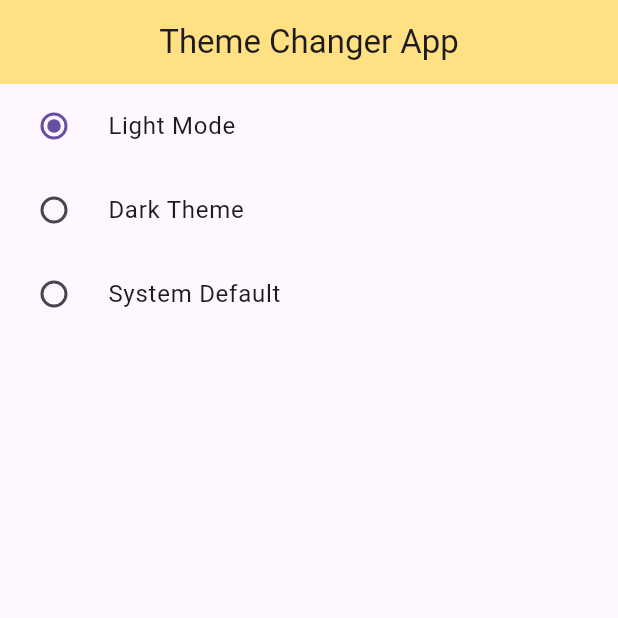
After one commit to absoft-solution/provider_practice, a Flutter app: the screen it shows after launch, after a tap on "Light Mode", on a phone screen of 412 x 824 dp, the top half of it. The commit adds this screen. Run offline on Flutter 3.47's test engine with Material 3 defaults, Android fonts, the light colour scheme and no system bars.

Commit message:
25-06-24

```diff
--- a/lib/main.dart
+++ b/lib/main.dart
@@ -3,7 +3,9 @@ import 'package:provider/provider.dart';
 import 'package:provider_practice/provider/count_provider.dart';
 import 'package:provider_practice/provider/example_one_provider.dart';
 import 'package:provider_practice/provider/fav_provider.dart';
-import 'package:provider_practice/screen/fav_screen.dart';
+import 'package:provider_practice/provider/theme_provider.dart';
+
+import 'package:provider_practice/screen/theme_changer_screen.dart';
 
 void main() {
   runApp(const MyApp());
@@ -25,15 +27,25 @@ class MyApp extends StatelessWidget {
         ChangeNotifierProvider(
           create: (_) => FavProvider(),
         ),
+        ChangeNotifierProvider(
+          create: (_) => ThemeProvider(),
+        ),
       ],
-      child: MaterialApp(
-        debugShowCheckedModeBanner: false,
-        title: 'Flutter Demo',
-        theme: ThemeData(
-          primarySwatch: Colors.blue,
-        ),
-        home: const FavScreen(),
-      ),
+      child: Builder(builder: (BuildContext context) {
+        final themeChanger = Provider.of<ThemeProvider>(context);
+        return MaterialApp(
+          debugShowCheckedModeBanner: false,
+          themeMode: themeChanger.themeMode,
+          title: 'Flutter Demo',
+          theme: ThemeData(
+            brightness: Brightness.light,
+            primarySwatch: Colors.purple,
+          ),
+          darkTheme: ThemeData(
+              brightness: Brightness.light, primarySwatch: Colors.blue),
+          home: const ThemeChangerScreen(),
+        );
+      }),
     );
   }
 }
--- a/lib/provider/theme_provider.dart
+++ b/lib/provider/theme_provider.dart
@@ -0,0 +1,12 @@
+import 'package:flutter/foundation.dart';
+import 'package:flutter/material.dart';
+
+class ThemeProvider with ChangeNotifier {
+  var _themeMode = ThemeMode.light;
+  ThemeMode get themeMode => _themeMode;
+
+  setTheme(themeMode) {
+    _themeMode = themeMode;
+    notifyListeners();
+  }
+}
--- /dev/null
+++ b/lib/screen/theme_changer_screen.dart
@@ -0,0 +1,43 @@
+import 'package:flutter/material.dart';
+import 'package:provider/provider.dart';
+import 'package:provider_practice/provider/theme_provider.dart';
+
+class ThemeChangerScreen extends StatefulWidget {
+  const ThemeChangerScreen({super.key});
+
+  @override
+  State<ThemeChangerScreen> createState() => _ThemeChangerScreenState();
+}
+
+class _ThemeChangerScreenState extends State<ThemeChangerScreen> {
+  @override
+  Widget build(BuildContext context) {
+    final themeChanger = Provider.of<ThemeProvider>(context);
+    return Scaffold(
+      appBar: AppBar(
+        backgroundColor: Colors.amber.shade200,
+        centerTitle: true,
+        title: const Text("Theme Changer App"),
+      ),
+      body: Column(
+        children: [
+          RadioListTile<ThemeMode>(
+              title: Text("Light Mode"),
+              value: ThemeMode.light,
+              groupValue: themeChanger.themeMode,
+              onChanged: themeChanger.setTheme),
+          RadioListTile<ThemeMode>(
+              title: Text("Dark Theme"),
+              value: ThemeMode.dark,
+              groupValue: themeChanger.themeMode,
+              onChanged: themeChanger.setTheme),
+          RadioListTile<ThemeMode>(
+              title: Text("System Default"),
+              value: ThemeMode.system,
+              groupValue: themeChanger.themeMode,
+              onChanged: themeChanger.setTheme),
+        ],
+      ),
+    );
+  }
+}
```
